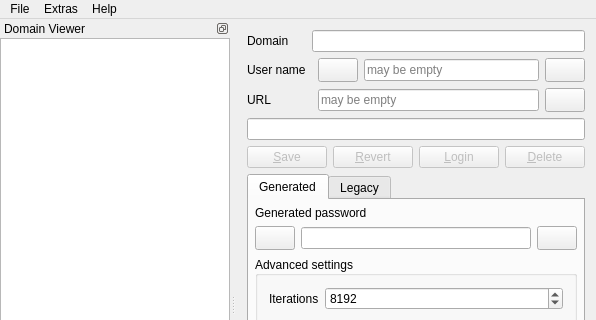
Old version of the form Qt-SESAM/mainwindow.ui in the repository 607011/Qt-SESAM; both pictures show x 0 to 596 and y 0 to 320 of the 596 by 610 pixel window.
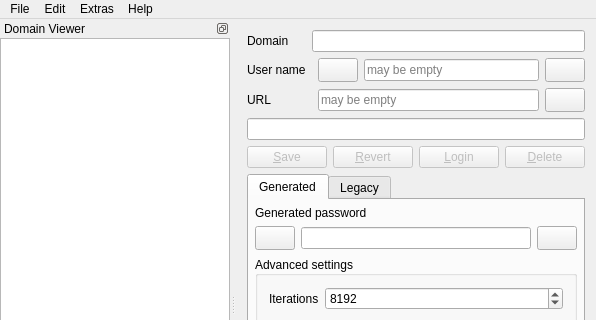
New version of the form. Icons and pictures are not drawn. Custom widgets are drawn as their Qt base class.

Commit message: added Edit menu with options to Add/Edit Group, Copy username / password to clipboard

What changed in the file:
```diff
--- a/Qt-SESAM/mainwindow.ui
+++ b/Qt-SESAM/mainwindow.ui
@@ -818,8 +818,8 @@
     <rect>
      <x>0</x>
      <y>0</y>
-     <width>343</width>
-     <height>21</height>
+     <width>595</width>
+     <height>19</height>
     </rect>
    </property>
    <widget class="QMenu" name="menuFile">
@@ -895,7 +895,18 @@
     <addaction name="separator"/>
     <addaction name="menuExpertMode"/>
    </widget>
+   <widget class="QMenu" name="menuEdit">
+    <property name="title">
+     <string>Edit</string>
+    </property>
+    <addaction name="actionCopyUserName"/>
+    <addaction name="actionCopyPassword"/>
+    <addaction name="separator"/>
+    <addaction name="actionAddGroup"/>
+    <addaction name="actionEditGroup"/>
+   </widget>
    <addaction name="menuFile"/>
+   <addaction name="menuEdit"/>
    <addaction name="menuExtras"/>
    <addaction name="menuHelp"/>
   </widget>
```
Left out of the diff: 38 changed lines with no effect on the pictures. The commit also changes 1 other file.
